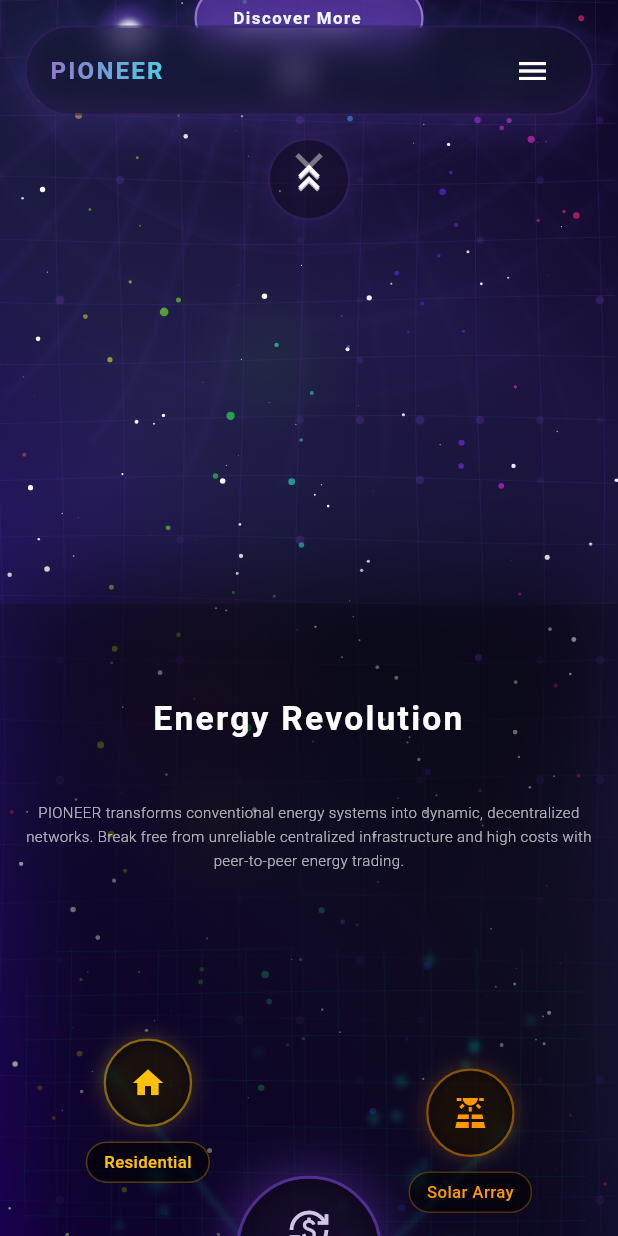
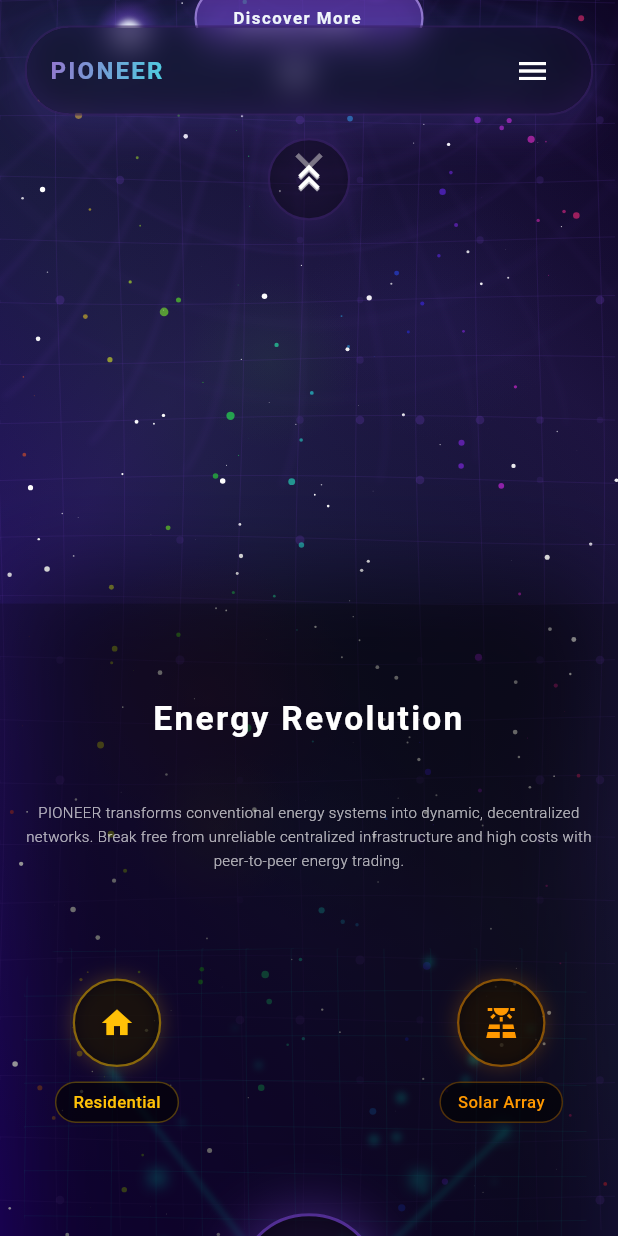
Before and after one commit to Equilux-Energy/Frontend, a Flutter app: the LandingPage screen opened by its route, scrolled down 576 dp, on a phone screen of 412 x 824 dp. Run offline on Flutter 3.47's test engine with Material 3 defaults, Android fonts, the light colour scheme and no system bars; drawn by our look-alikes of flutter_animate; our stand-ins replace fl_chart, flutter_svg, lottie, rive, shared_preferences, simple_animations and 1 more; missing offline and left inert: flutter_web3; accounts and stored records are empty.

Commit message:
Adjusted landing page so no overlap is there

```diff
--- a/lib/Pages/landing_page.dart
+++ b/lib/Pages/landing_page.dart
@@ -1076,12 +1076,14 @@ Widget _buildDesktopAppBarContent() {
 
         SizedBox(height: isMobile ? 50 : 80),
 
-        // Microgrid visualization with interactive components - height needs to be adaptable for mobile
+        // Microgrid visualization with interactive components
         SizedBox(
-          height: isMobile ? 400 : 500,
+          height: isMobile ? 450 : 500,  // Increase height for mobile
           child: Stack(
-            children: [
-              // Dynamic energy flow visualization
+            // Important: This makes tooltip positioning work properly relative to the Stack
+            clipBehavior: Clip.none,
+            children: [
+              // Dynamic energy flow visualization - LAYER 1 (BOTTOM)
               Positioned.fill(
                 child: ClipRRect(
                   borderRadius: BorderRadius.circular(30),
@@ -1099,10 +1101,7 @@ Widget _buildDesktopAppBarContent() {
                 ),
               ),
 
-              // Adjust positions for mobile screens
-              if (isMobile) _buildMobileEnergyNodes() else _buildDesktopEnergyNodes(),
-
-              // Central trading hub with pulsing animation
+              // Central trading hub with pulsing animation - LAYER 2 (MIDDLE)
               Center(
                 child: AnimatedBuilder(
                   animation: _pulseController,
@@ -1147,6 +1146,10 @@ Widget _buildDesktopAppBarContent() {
                   },
                 ),
               ),
+
+              // Interactive energy nodes - LAYER 3 (TOP)
+              // Use our updated node positioning that pushes nodes further away from center
+              if (isMobile) _buildMobileEnergyNodes() else _buildDesktopEnergyNodes(),
             ],
           ),
         ),
@@ -1168,61 +1171,77 @@ Widget _buildDesktopAppBarContent() {
 }
 
 // Add these new methods for mobile and desktop energy nodes
+// Updated method for mobile energy nodes
 Widget _buildMobileEnergyNodes() {
   final width = MediaQuery.of(context).size.width;
   return Stack(
-    children: [
+    // Critical for ensuring tooltips are properly positioned
+    clipBehavior: Clip.none,
+    children: [
+      // Top left node - push further to the left and top
       Positioned(
-        top: 60,
-        left: width * 0.1,
+        top: 20,  // Move higher up
+        left: width * 0.05, // Push further left
         child: InteractiveEnergyNode(
           label: 'Residential',
           icon: Icons.home,
           color: Colors.amber,
           description: 'Homes generate and consume energy from renewable sources',
           isMobile: true,
-        ),
-      ),
-
+          tooltipDirection: TooltipDirection.right, // Tooltip appears to the right
+          zIndex: 5, // Ensure high z-index
+        ),
+      ),
+
+      // Top right node - push further to the right and top
       Positioned(
-        top: 80,
-        right: width * 0.1,
+        top: 20,  // Move higher up
+        right: width * 0.05, // Push further right
         child: InteractiveEnergyNode(
           label: 'Solar Array',
           icon: Icons.solar_power,
           color: Colors.orange,
           description: 'Clean energy generation with optimal sun tracking',
           isMobile: true,
-        ),
-      ),
-
+          tooltipDirection: TooltipDirection.left, // Tooltip appears to the left
+          zIndex: 5, // Ensure high z-index
+        ),
+      ),
+
+      // Bottom left node - push further to the left and bottom
       Positioned(
-        bottom: 80,
-        left: width * 0.1,
+        bottom: 20, // Move lower down
+        left: width * 0.05, // Push further left
         child: InteractiveEnergyNode(
           label: 'Business',
           icon: Icons.business,
           color: Colors.blue.shade300,
           description: 'Commercial entities participate in the energy marketplace',
           isMobile: true,
-        ),
-      ),
-
+          tooltipDirection: TooltipDirection.right, // Tooltip appears to the right
+          zIndex: 5, // Ensure high z-index
+        ),
+      ),
+
+      // Bottom right node - push further to the right and bottom
       Positioned(
-        bottom: 100,
-        right: width * 0.1,
+        bottom: 20, // Move lower down
+        right: width * 0.05, // Push further right
         child: InteractiveEnergyNode(
           label: 'Energy Storage',
           icon: Icons.battery_charging_full,
           color: Colors.green.shade300,
           description: 'Advanced battery systems store excess energy for peak demand',
           isMobile: true,
-        ),
-      ),
-    ],
-  );
-}
-
+          tooltipDirection: TooltipDirection.left, // Tooltip appears to the left
+          zIndex: 5, // Ensure high z-index
+        ),
+      ),
+    ],
+  );
+}
+
+// Updated method for desktop energy nodes
 Widget _buildDesktopEnergyNodes() {
   final width = MediaQuery.of(context).size.width;
   return Stack(
@@ -1235,39 +1254,43 @@ Widget _buildDesktopEnergyNodes() {
           icon: Icons.home,
           color: Colors.amber,
           description: 'Homes generate and consume energy from renewable sources',
+          tooltipDirection: TooltipDirection.bottomRight,
         ),
       ),
 
       Positioned(
-        top: 120,
+        top: 80,
         right: width * 0.15,
         child: InteractiveEnergyNode(
           label: 'Solar Array',
           icon: Icons.solar_power,
           color: Colors.orange,
           description: 'Clean energy generation with optimal sun tracking',
+          tooltipDirection: TooltipDirection.bottomLeft,
         ),
       ),
 
       Positioned(
-        bottom: 120,
-        left: width * 0.2,
+        bottom: 140,
+        left: width * 0.15,
         child: InteractiveEnergyNode(
           label: 'Business',
           icon: Icons.business,
           color: Colors.blue.shade300,
           description: 'Commercial entities participate in the energy marketplace',
+          tooltipDirection: TooltipDirection.topRight,
         ),
       ),
 
       Positioned(
         bottom: 140,
-        right: width * 0.2,
+        right: width * 0.15,
         child: InteractiveEnergyNode(
           label: 'Energy Storage',
           icon: Icons.battery_charging_full,
           color: Colors.green.shade300,
           description: 'Advanced battery systems store excess energy for peak demand',
+          tooltipDirection: TooltipDirection.topLeft,
         ),
       ),
     ],
@@ -2744,12 +2767,27 @@ class FadeSlideAnimation extends StatelessWidget {
   }
 }
 
+// Define an enum for tooltip directions
+// Expand tooltip directions for more flexibility
+enum TooltipDirection {
+  topLeft,
+  topRight,
+  bottomLeft,
+  bottomRight,
+  left,
+  right,
+  top,
+  bottom,
+}
+
 class InteractiveEnergyNode extends StatefulWidget {
   final String label;
   final IconData icon;
   final Color color;
   final String description;
   final bool isMobile;
+  final TooltipDirection tooltipDirection;
+  final int zIndex; // Add z-index property
 
   const InteractiveEnergyNode({
     super.key,
@@ -2758,6 +2796,8 @@ class InteractiveEnergyNode extends StatefulWidget {
     required this.color,
     required this.description,
     this.isMobile = false,
+    this.tooltipDirection = TooltipDirection.bottomRight,
+    this.zIndex = 1, // Default z-index
   });
 
   @override
@@ -2766,6 +2806,7 @@ class InteractiveEnergyNode extends StatefulWidget {
 
 class _InteractiveEnergyNodeState extends State<InteractiveEnergyNode> with SingleTickerProviderStateMixin {
   bool _isHovered = false;
+  bool _isPressed = false; // Track press for mobile
   late AnimationController _controller;
   late Animation<double> _scaleAnimation;
 
@@ -2798,20 +2839,35 @@ class _InteractiveEnergyNodeState extends State<InteractiveEnergyNode> with Sing
   Widget build(BuildContext context) {
     final size = widget.isMobile ? 0.8 : 1.0; // Scale for mobile
 
-    return MouseRegion(
-      onEnter: (_) {
+    return Material(
+      type: MaterialType.transparency,
+      child: InkWell(
+        borderRadius: BorderRadius.circular(60 * size),
+        onTap: () {
+          // Toggle pressed state for mobile tooltip display
           setState(() {
-          _isHovered = true;
+            _isPressed = !_isPressed;
           });
+        },
+        onHover: (isHovering) {
+          setState(() {
+            _isHovered = isHovering;
+          });
+          if (isHovering) {
             _controller.forward();
+          } else {
+            _controller.reverse();
+          }
         },
-      onExit: (_) {
-        setState(() {
-          _isHovered = false;
-        });
-        _controller.reverse();
-      },
-      child: Column(
+        child: Container(
+          // Set higher Z-index when hovered or pressed
+          foregroundDecoration: BoxDecoration(
+            color: Colors.transparent,
+          ),
+          child: Stack(
+            clipBehavior: Clip.none,
+            children: [
+              Column(
                 mainAxisSize: MainAxisSize.min,
                 children: [
                   // Node
@@ -2824,14 +2880,14 @@ class _InteractiveEnergyNodeState extends State<InteractiveEnergyNode> with Sing
                         color: Colors.black.withOpacity(0.6),
                         shape: BoxShape.circle,
                         border: Border.all(
-                  color: widget.color.withOpacity(_isHovered ? 0.8 : 0.5),
-                  width: _isHovered ? 2.5 : 1.5,
+                          color: widget.color.withOpacity((_isHovered || _isPressed) ? 0.8 : 0.5),
+                          width: (_isHovered || _isPressed) ? 2.5 : 1.5,
                         ),
                         boxShadow: [
                           BoxShadow(
-                    color: widget.color.withOpacity(_isHovered ? 0.5 : 0.2),
-                    blurRadius: _isHovered ? 20 : 10,
-                    spreadRadius: _isHovered ? 3 : 1,
+                            color: widget.color.withOpacity((_isHovered || _isPressed) ? 0.5 : 0.2),
+                            blurRadius: (_isHovered || _isPressed) ? 20 : 10,
+                            spreadRadius: (_isHovered || _isPressed) ? 3 : 1,
                           ),
                         ],
                       ),
@@ -2868,41 +2924,121 @@ class _InteractiveEnergyNodeState extends State<InteractiveEnergyNode> with Sing
                       ),
                     ),
                   ),
-
-          // Description tooltip - FIXED VERSION for mobile and desktop
-          AnimatedOpacity(
-            opacity: _isHovered ? 1.0 : 0.0,
+                ],
+              ),
+
+              // Description tooltip with improved positioning
+              if ((_isHovered || _isPressed) && widget.description.isNotEmpty)
+                _buildPositionedTooltip(size),
+            ],
+          ),
+        ),
+      ),
+    );
+  }
+
+  Widget _buildPositionedTooltip(double size) {
+    // Calculate position based on tooltip direction
+    // Improved positioning to avoid central hub overlap
+    switch (widget.tooltipDirection) {
+      case TooltipDirection.left:
+        return Positioned(
+          right: 100 * size, // Push further left
+          top: 20 * size,
+          child: _buildTooltip(size),
+        );
+
+      case TooltipDirection.right:
+        return Positioned(
+          left: 100 * size, // Push further right
+          top: 20 * size,
+          child: _buildTooltip(size),
+        );
+
+      case TooltipDirection.top:
+        return Positioned(
+          bottom: 100 * size, // Push further up
+          left: 0,
+          child: _buildTooltip(size),
+        );
+
+      case TooltipDirection.bottom:
+        return Positioned(
+          top: 100 * size, // Push further down
+          left: 0,
+          child: _buildTooltip(size),
+        );
+
+      case TooltipDirection.topLeft:
+        return Positioned(
+          bottom: 90 * size,
+          right: 20 * size,
+          child: _buildTooltip(size),
+        );
+
+      case TooltipDirection.topRight:
+        return Positioned(
+          bottom: 90 * size,
+          left: 20 * size,
+          child: _buildTooltip(size),
+        );
+
+      case TooltipDirection.bottomLeft:
+        return Positioned(
+          top: 90 * size,
+          right: 20 * size,
+          child: _buildTooltip(size),
+        );
+
+      case TooltipDirection.bottomRight:
+      default:
+        return Positioned(
+          top: 90 * size,
+          left: 20 * size,
+          child: _buildTooltip(size),
+        );
+    }
+  }
+
+  Widget _buildTooltip(double size) {
+    // Higher elevation tooltip with better visibility
+    return Material(
+      elevation: 8, // Add elevation to ensure it appears above other elements
+      color: Colors.transparent,
+      child: AnimatedOpacity(
+        opacity: (_isHovered || _isPressed) ? 1.0 : 0.0,
         duration: const Duration(milliseconds: 200),
-            child: IgnorePointer(
-              ignoring: !_isHovered,
         child: Container(
           constraints: BoxConstraints(
             maxWidth: widget.isMobile ? 150 : 200,
             minHeight: 0,
-                  maxHeight: _isHovered ? double.infinity : 0,
-                ),
-                margin: EdgeInsets.only(top: 8 * size),
-                padding: EdgeInsets.all(_isHovered ? (widget.isMobile ? 8 : 12) : 0),
+          ),
+          // Improved tooltip styling for visibility
           decoration: BoxDecoration(
-                  color: Colors.black.withOpacity(0.8),
+            color: Colors.black.withOpacity(0.9),
             borderRadius: BorderRadius.circular(10),
             border: Border.all(
-                    color: widget.color.withOpacity(0.3),
+              color: widget.color.withOpacity(0.4),
               width: 1,
             ),
-                ),
-                child: _isHovered ? Text(
+            boxShadow: [
+              BoxShadow(
+                color: Colors.black.withOpacity(0.5),
+                blurRadius: 10,
+                spreadRadius: 1,
+              ),
+            ],
+          ),
+          padding: EdgeInsets.all(widget.isMobile ? 8 : 12),
+          child: Text(
             widget.description,
             textAlign: TextAlign.center,
             style: TextStyle(
               color: Colors.white.withOpacity(0.9),
               fontSize: widget.isMobile ? 10 : 12,
             ),
-                ) : const SizedBox(),
-              ),
-            ),
-          ),
-        ],
+          ),
+        ),
       ),
     );
   }
```
Lines whose indentation alone changed are shown as unchanged.
